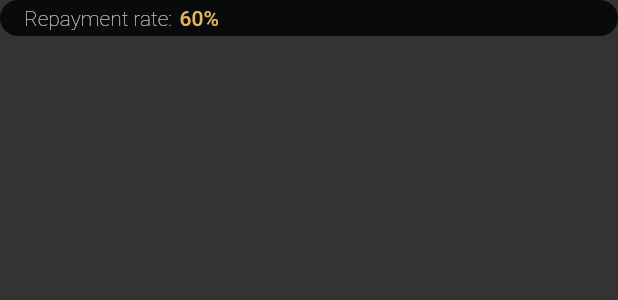
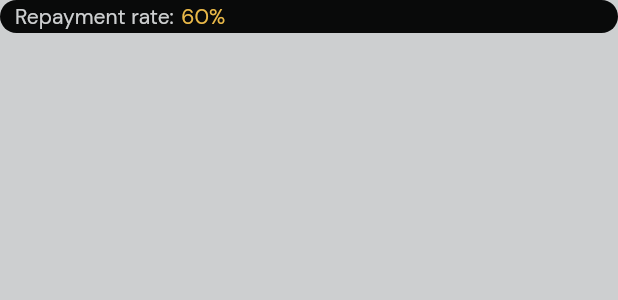
Before and after one commit to Colman1000/moni, a Flutter app: the InfoPill widget shown alone on an empty page, opened directly, on a phone screen of 412 x 824 dp. Shown: the top 300 px of the screen. Run offline on Flutter 3.47's test engine with Material 2 defaults, Android fonts, the phone set to English and light mode, and no system bars; network calls fail.

Commit message:
bg - fix tabThemeBar color bug

```diff
--- a/lib/config/theme.dart
+++ b/lib/config/theme.dart
@@ -4,7 +4,7 @@ import 'package:moni/config/colors.dart';
 class MoniTheme {
   const MoniTheme._(); // this basically makes it so you can't instantiate this class
 
-  static String get _fontFamily => '';
+  static String get _fontFamily => 'DM';
 
   static final _light = ThemeData(
     fontFamily: _fontFamily,
@@ -37,19 +37,30 @@ class MoniTheme {
   static final _dark = ThemeData(
     fontFamily: _fontFamily,
   ).copyWith(
-    primaryColor: MoniColors.primaryDark,
-    backgroundColor: MoniColors.backgroundDark,
-    scaffoldBackgroundColor: MoniColors.backgroundDark,
-    colorScheme: const ColorScheme.dark(
-      background: MoniColors.backgroundDark,
-      brightness: Brightness.dark,
-      primary: MoniColors.primaryDark,
+    primaryColor: MoniColors.primaryLight,
+    backgroundColor: MoniColors.backgroundLight,
+    scaffoldBackgroundColor: MoniColors.backgroundLight,
+    colorScheme: const ColorScheme.light(
+      background: MoniColors.backgroundLight,
+      brightness: Brightness.light,
+      primary: MoniColors.primaryLight,
       secondary: MoniColors.secondaryBase,
-      surface: MoniColors.backgroundDark,
+      surface: MoniColors.backgroundLight,
+    ),
+    tabBarTheme: const TabBarTheme(
+      labelColor: MoniColors.primaryBase,
+      unselectedLabelColor: MoniColors.dark,
+      indicator: BoxDecoration(
+        border: Border(
+          bottom: BorderSide(
+            color: MoniColors.primaryBase,
+            width: 2,
+          ),
+        ),
+      ),
     ),
     useMaterial3: true,
   );
-
   static ThemeData get dark => _light;
 
   static ThemeData get light => _dark;
--- a/lib/screens/home/home.dart
+++ b/lib/screens/home/home.dart
@@ -22,7 +22,8 @@ class Home extends StatelessWidget {
   @override
   Widget build(BuildContext context) {
     return Scaffold(
-      body: Column(
+      body: SafeArea(
+        child: Column(
           children: const [
             HomeHeaderBar(),
             Expanded(
@@ -30,6 +31,7 @@ class Home extends StatelessWidget {
             ),
           ],
         ),
+      ),
     );
   }
 }
--- a/lib/screens/home/views/cluster_detail_view.dart
+++ b/lib/screens/home/views/cluster_detail_view.dart
@@ -1,5 +1,6 @@
 import 'package:flutter/material.dart';
 import 'package:moni/config/colors.dart';
+import 'package:moni/screens/home/home.dart';
 import 'package:moni/screens/home/widgets/cluster_detail_header.dart';
 import 'package:moni/widgets/buttons/moni_text_button.dart';
 import 'package:moni/widgets/moni_divider.dart';
--- a/lib/widgets/buttons/moni_filled_button.dart
+++ b/lib/widgets/buttons/moni_filled_button.dart
@@ -22,7 +22,7 @@ class MoniFilledButton extends StatelessWidget {
       ),
       style: ElevatedButton.styleFrom(
         primary: color ?? MoniColors.primaryBase,
-        padding: const EdgeInsets.symmetric(vertical: 18, horizontal: 24)
+        padding: const EdgeInsets.symmetric(vertical: 12, horizontal: 24)
       ),
     );
   }
--- a/lib/widgets/buttons/moni_text_button.dart
+++ b/lib/widgets/buttons/moni_text_button.dart
@@ -38,7 +38,7 @@ class MoniTextButton extends StatelessWidget {
       ),
       style: TextButton.styleFrom(
         primary: color ?? MoniColors.primaryBase,
-        padding: const EdgeInsets.symmetric(vertical: 18, horizontal: 24),
+        padding: const EdgeInsets.symmetric(vertical: 12, horizontal: 24),
       ),
     );
   }
--- a/lib/widgets/moni_info_pill.dart
+++ b/lib/widgets/moni_info_pill.dart
@@ -20,7 +20,7 @@ class InfoPill extends StatelessWidget {
       borderRadius: BorderRadius.circular(50),
       color: MoniColors.darkDarkest,
       child: Padding(
-        padding: const EdgeInsets.symmetric(vertical: 4, horizontal: 16),
+        padding: const EdgeInsets.symmetric(vertical: 2, horizontal: 10),
         child: Row(
           children: [
             MoniText('$label:' , color: MoniColors.greyBase,),
--- a/lib/widgets/moni_text.dart
+++ b/lib/widgets/moni_text.dart
@@ -31,7 +31,7 @@ class MoniText extends StatelessWidget {
             : textType == MoniTextType.large
                 ? _theme.labelLarge
                 : textType == MoniTextType.tiny
-                    ? _theme.caption?.copyWith(fontSize: 10)
+                    ? _theme.caption?.copyWith(fontSize: 11)
                     : _theme.bodyMedium;
 
     final _style = _textTheme?.copyWith(
```
Also changed, not shown: lib/screens/home/widgets/home_header_bar.dart (+9 -9 lines). Lines whose indentation alone changed are shown as unchanged.
